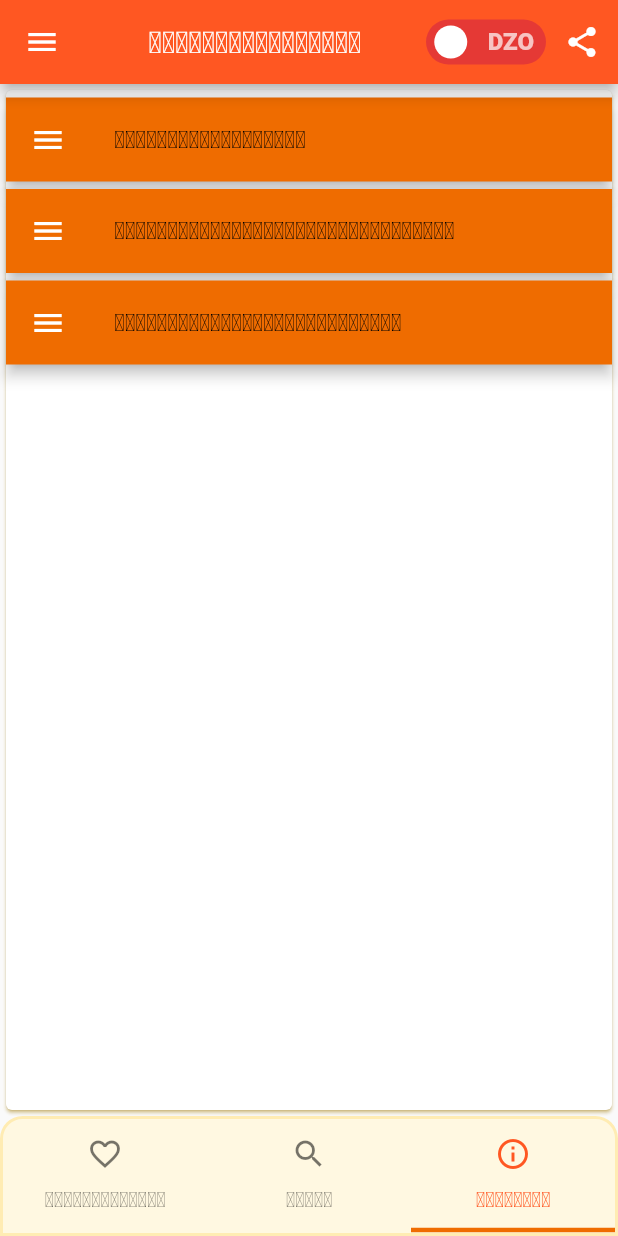
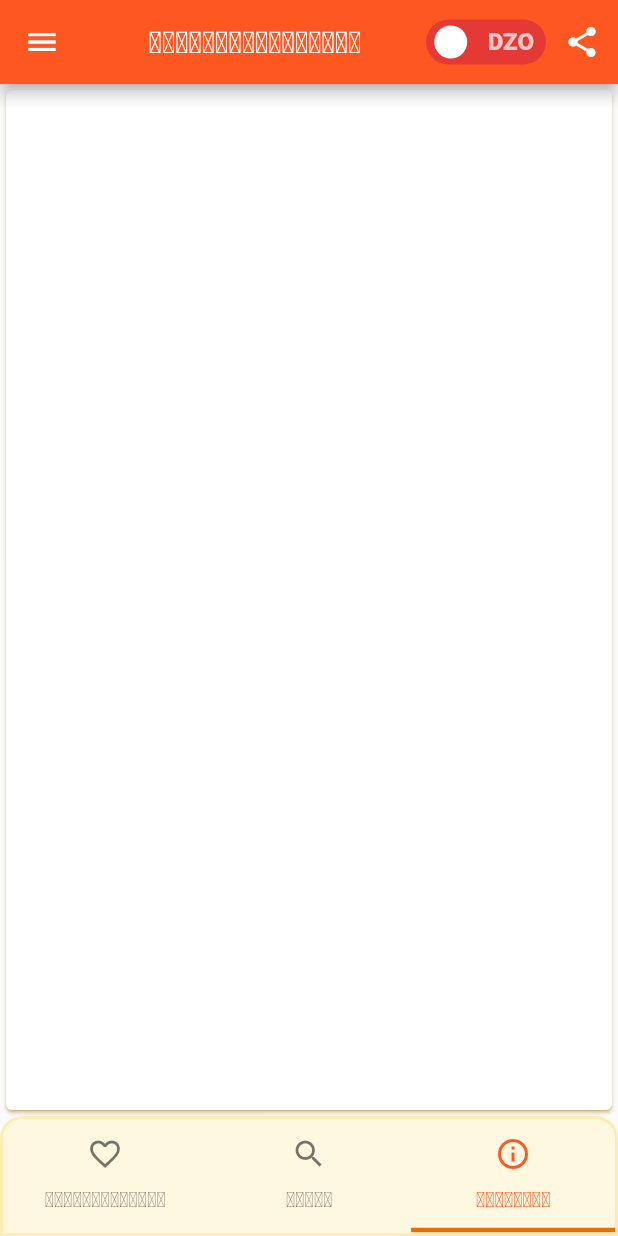
Before and after one commit to govindaghr/zhebsa_assistant, a Flutter app: the screen it shows after launch, item 3 of the bottom bar chosen, on a phone screen of 412 x 824 dp. Run offline on Flutter 3.47's test engine with Material 2 defaults, Android fonts, the phone set to English and light mode, and no system bars; drawn by our look-alikes of flutter_switch; our stand-ins replace get; missing offline and left inert: flutter_share.

Commit message:
about page

```diff
--- a/lib/pages/about_us.dart
+++ b/lib/pages/about_us.dart
@@ -12,52 +12,10 @@ class AboutUs extends StatelessWidget {
       child: Column(
         mainAxisSize: MainAxisSize.min,
         crossAxisAlignment: CrossAxisAlignment.start,
-        children: <Widget>[
-          const SizedBox(
+        children: const <Widget>[
+          SizedBox(
             height: 5,
           ),
-          AppBar(
-            title: const Text(
-              'རིམ་ལུགས་ཀྱི་སྐོར།',
-              style: TextStyle(
-                color: Colors.black,
-                fontWeight: FontWeight.w400,
-                fontSize: 16,
-              ),
-            ),
-            backgroundColor: Colors.orange[800],
-          ),
-          const SizedBox(
-            height: 5,
-          ),
-          AppBar(
-            title: const Text(
-              'མི་མང་གི་དོན་ལུ་རིམ་ལུགས་བཟོ་མི།',
-              style: TextStyle(
-                color: Colors.black,
-                fontWeight: FontWeight.w400,
-                fontSize: 16,
-              ),
-            ),
-            backgroundColor: Colors.orange[800],
-          ),
-          const SizedBox(
-            height: 5,
-          ),
-          AppBar(
-            title: const Text(
-              'རིམ་ལུགས་ཀྱི་ནང་དོན་བཟོ་མི།',
-              style: TextStyle(
-                color: Colors.black,
-                fontWeight: FontWeight.w400,
-                fontSize: 16,
-              ),
-            ),
-            backgroundColor: Colors.orange[800],
-          ),
-          const SizedBox(
-            height: 5,
-          )
         ],
       ),
     );
```
